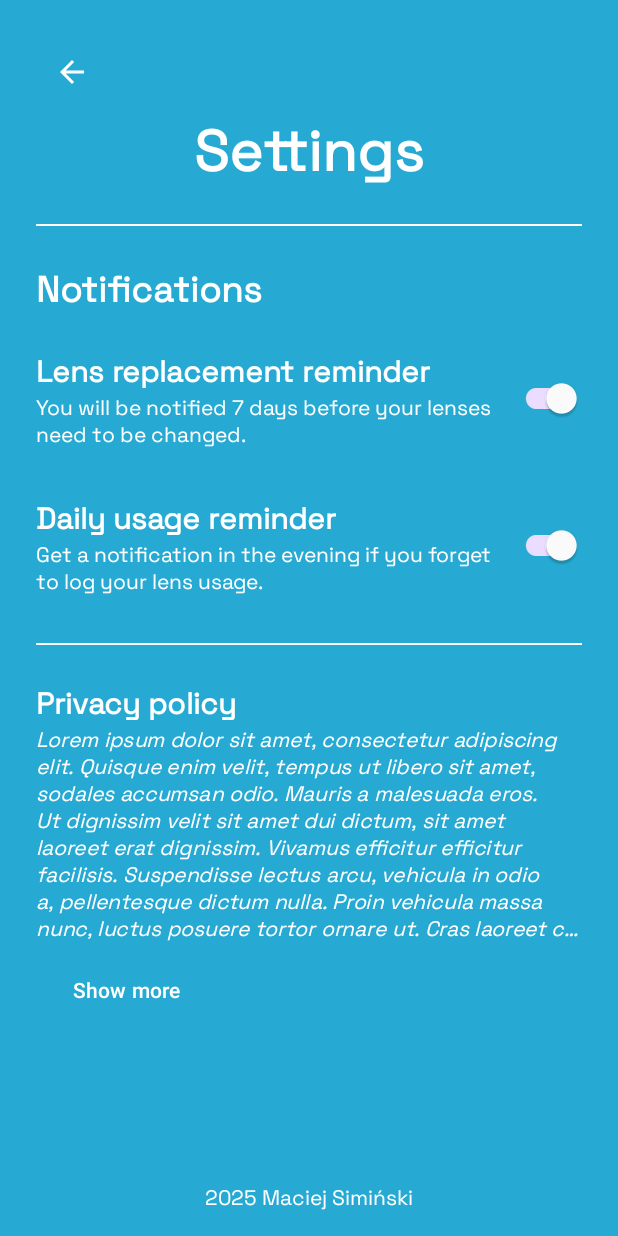
After one commit to maciek123654/ContactLenses, an Android app: the SettingsActivity screen opened directly, with no data from a screen before it, on a phone screen of 412 x 824 dp. The commit adds this screen. Run offline under Robolectric (Android 15) with nearby library versions, the phone set to English and light mode, and no system bars.

Commit message:
added settings screen

```diff
--- a/app/src/main/AndroidManifest.xml
+++ b/app/src/main/AndroidManifest.xml
@@ -22,6 +22,9 @@
             </intent-filter>
         </activity>
 
+        <activity android:name=".ui.menu.SettingsActivity" android:theme="@style/Theme.ContactLenses"/>
+
+
     </application>
 
 </manifest>
--- a/app/src/main/java/com/eit/contactlenses/ui/main/MainActivity.kt
+++ b/app/src/main/java/com/eit/contactlenses/ui/main/MainActivity.kt
@@ -1,9 +1,11 @@
 package com.eit.contactlenses.ui.main
 
+import com.eit.contactlenses.util.AnimationUtils
 import DataStoreManager
 import android.Manifest
 import android.annotation.SuppressLint
 import android.app.AlertDialog
+import android.content.Intent
 import android.content.SharedPreferences
 import android.content.pm.PackageManager
 import android.graphics.Color
@@ -19,11 +21,13 @@ import androidx.lifecycle.lifecycleScope
 import com.eit.contactlenses.R
 import com.eit.contactlenses.ui.calendar.CalendarManager
 import com.eit.contactlenses.ui.calendar.CalendarSwipeListener
+import com.eit.contactlenses.ui.menu.SettingsActivity
 import com.eit.contactlenses.util.NotificationUtils
 import kotlinx.coroutines.flow.collectLatest
 import kotlinx.coroutines.launch
 import java.text.SimpleDateFormat
 import java.util.*
+
 
 class MainActivity : AppCompatActivity() {
 
@@ -63,6 +67,13 @@ class MainActivity : AppCompatActivity() {
         calendarManager = CalendarManager(this, calendarGrid, monthTextView, dataStoreManager, lifecycleScope)
 
         calendarGrid.setOnTouchListener(CalendarSwipeListener(this, calendarManager))
+
+        val settingsButton: ImageButton = findViewById(R.id.settingsButton)
+        settingsButton.setOnClickListener{
+            AnimationUtils.rotateAndNavigate(settingsButton) {
+                startActivity(Intent(this, SettingsActivity::class.java))
+            }
+        }
 
         // Ustawienie wartości z pamięci
         maxDays = sharedPreferences.getInt("maxDays", 0)
@@ -112,7 +123,6 @@ class MainActivity : AppCompatActivity() {
         }
 
         val titleView = TextView(this).apply {
-            //text = LanguageHelper.getString(this@MainActivity, "choose_days")
             text = getString(R.string.choose_days_en)
             setPadding(40, 20, 40, 20)
             textSize = 20f
@@ -199,7 +209,6 @@ class MainActivity : AppCompatActivity() {
 
     private fun showLimitReachedDialog() {
         val titleView = TextView(this).apply {
-            //text = LanguageHelper.getString(this@MainActivity, "limit_reached")
             text = getString(R.string.limit_reached_en)
             setPadding(40, 20, 40, 20)
             textSize = 20f
@@ -207,7 +216,6 @@ class MainActivity : AppCompatActivity() {
         }
 
         val messageView = TextView(this).apply {
-            //text = LanguageHelper.getString(this@MainActivity, "limit_reached_message").format(maxDays)
             text = getString(R.string.limit_reached_message_en)
             setPadding(40, 20, 40, 20)
             textSize = 16f
--- /dev/null
+++ b/app/src/main/java/com/eit/contactlenses/ui/menu/SettingsActivity.kt
@@ -0,0 +1,51 @@
+package com.eit.contactlenses.ui.menu
+
+import android.content.Intent
+import android.graphics.Color
+import com.eit.contactlenses.R
+import android.os.Bundle
+import android.view.View
+import android.widget.Button
+import android.widget.ImageButton
+import android.widget.TextView
+import androidx.appcompat.app.AppCompatActivity
+import androidx.appcompat.app.AppCompatDelegate
+import com.eit.contactlenses.ui.main.MainActivity
+
+class SettingsActivity : AppCompatActivity() {
+    override fun onCreate(savedInstanceState: Bundle?){
+        AppCompatDelegate.setDefaultNightMode(AppCompatDelegate.MODE_NIGHT_NO)
+        super.onCreate(savedInstanceState)
+        setContentView(R.layout.activity_settings)
+
+        val backButton: ImageButton = findViewById(R.id.backButton)
+        backButton.setOnClickListener{
+            onBackPressedMy(it)
+        }
+
+        val expandCollapseButton: Button = findViewById(R.id.expandCollapseButton)
+        expandCollapseButton.setOnClickListener{
+            expandPrivacyPolicy(it)
+        }
+    }
+
+    fun onBackPressedMy(view: View) {
+        val intent = Intent(this, MainActivity::class.java)
+        startActivity(intent)
+        finish() // Zakończ aktywność
+    }
+
+    fun expandPrivacyPolicy(view: View){
+        val privacyPolicyText: TextView = findViewById(R.id.privacyPolicyText)
+        val button: Button = findViewById(R.id.expandCollapseButton)
+
+        if (privacyPolicyText.maxLines == 9){
+            privacyPolicyText.maxLines = Int.MAX_VALUE
+            button.text = getString(R.string.privacy_less_en)
+        } else {
+            privacyPolicyText.maxLines = 9
+            button.text = getString(R.string.privacy_more_en)
+        }
+    }
+
+}
--- /dev/null
+++ b/app/src/main/java/com/eit/contactlenses/util/AnimationUtils.kt
@@ -0,0 +1,22 @@
+package com.eit.contactlenses.util
+
+import android.animation.ObjectAnimator
+import android.content.Context
+import android.content.Intent
+import android.view.View
+import android.view.animation.LinearInterpolator
+import androidx.core.animation.doOnEnd
+
+object AnimationUtils {
+/*
+Animacja ikony ustawień i przejście do ekranu ustawień 0.3 sekundy po kliknięciu
+*/
+    fun rotateAndNavigate(view: View, duration: Long = 300, onEnd: () -> Unit){
+        val rotate = ObjectAnimator.ofFloat(view, "rotation", 0f, 360f).apply{
+            this.duration = duration
+            interpolator = LinearInterpolator()
+            doOnEnd { onEnd() }
+        }
+    rotate.start()
+    }
+}
--- /dev/null
+++ b/app/src/main/res/color/switch_thumb_color.xml
@@ -0,0 +1,5 @@
+<?xml version="1.0" encoding="utf-8"?>
+<selector xmlns:android="http://schemas.android.com/apk/res/android">
+    <item android:color="#FFFFFF" android:state_checked="true"/>
+    <item android:color="#CCCCCC" android:state_checked="false"/>
+</selector>
--- /dev/null
+++ b/app/src/main/res/drawable/baseline_arrow_back_24.xml
@@ -0,0 +1,5 @@
+<vector xmlns:android="http://schemas.android.com/apk/res/android" android:autoMirrored="true" android:height="24dp" android:tint="#FFFFFF" android:viewportHeight="24" android:viewportWidth="24" android:width="24dp">
+
+    <path android:fillColor="@android:color/white" android:pathData="M20,11H7.83l5.59,-5.59L12,4l-8,8 8,8 1.41,-1.41L7.83,13H20v-2z"/>
+
+</vector>
--- /dev/null
+++ b/app/src/main/res/drawable/baseline_settings_24.xml
@@ -0,0 +1,5 @@
+<vector xmlns:android="http://schemas.android.com/apk/res/android" android:height="24dp" android:tint="#FFFFFF" android:viewportHeight="24" android:viewportWidth="24" android:width="24dp">
+
+    <path android:fillColor="@android:color/white" android:pathData="M19.14,12.94c0.04,-0.3 0.06,-0.61 0.06,-0.94c0,-0.32 -0.02,-0.64 -0.07,-0.94l2.03,-1.58c0.18,-0.14 0.23,-0.41 0.12,-0.61l-1.92,-3.32c-0.12,-0.22 -0.37,-0.29 -0.59,-0.22l-2.39,0.96c-0.5,-0.38 -1.03,-0.7 -1.62,-0.94L14.4,2.81c-0.04,-0.24 -0.24,-0.41 -0.48,-0.41h-3.84c-0.24,0 -0.43,0.17 -0.47,0.41L9.25,5.35C8.66,5.59 8.12,5.92 7.63,6.29L5.24,5.33c-0.22,-0.08 -0.47,0 -0.59,0.22L2.74,8.87C2.62,9.08 2.66,9.34 2.86,9.48l2.03,1.58C4.84,11.36 4.8,11.69 4.8,12s0.02,0.64 0.07,0.94l-2.03,1.58c-0.18,0.14 -0.23,0.41 -0.12,0.61l1.92,3.32c0.12,0.22 0.37,0.29 0.59,0.22l2.39,-0.96c0.5,0.38 1.03,0.7 1.62,0.94l0.36,2.54c0.05,0.24 0.24,0.41 0.48,0.41h3.84c0.24,0 0.44,-0.17 0.47,-0.41l0.36,-2.54c0.59,-0.24 1.13,-0.56 1.62,-0.94l2.39,0.96c0.22,0.08 0.47,0 0.59,-0.22l1.92,-3.32c0.12,-0.22 0.07,-0.47 -0.12,-0.61L19.14,12.94zM12,15.6c-1.98,0 -3.6,-1.62 -3.6,-3.6s1.62,-3.6 3.6,-3.6s3.6,1.62 3.6,3.6S13.98,15.6 12,15.6z"/>
+
+</vector>
--- a/app/src/main/res/layout/activity_main.xml
+++ b/app/src/main/res/layout/activity_main.xml
@@ -7,6 +7,17 @@
     android:layout_height="match_parent"
     tools:context=".ui.main.MainActivity"
     android:background="#26AAD3">
+
+    <ImageButton
+        android:id="@+id/settingsButton"
+        android:layout_width="48dp"
+        android:layout_height="48dp"
+        android:layout_margin="16dp"
+        android:background="@android:color/transparent"
+        android:contentDescription="@string/settings_desc_en"
+        android:src="@drawable/baseline_settings_24"
+        app:layout_constraintTop_toTopOf="parent"
+        app:layout_constraintEnd_toEndOf="parent" />
 
     <LinearLayout
         android:layout_width="match_parent"
@@ -20,9 +31,9 @@
             android:layout_width="wrap_content"
             android:layout_height="wrap_content"
             android:layout_gravity="center"
-            android:layout_marginTop="20dp"
+            android:layout_marginTop="40dp"
             android:fontFamily="@font/space_grotesk"
-            android:text="@string/appTitle"
+            android:text="@string/app_name_en"
             android:textColor="@color/white"
             android:textSize="38sp"
             android:textStyle="bold" />
--- /dev/null
+++ b/app/src/main/res/layout/activity_settings.xml
@@ -0,0 +1,200 @@
+<?xml version="1.0" encoding="utf-8"?>
+<androidx.constraintlayout.widget.ConstraintLayout
+    xmlns:android="http://schemas.android.com/apk/res/android"
+    xmlns:app="http://schemas.android.com/apk/res-auto"
+    android:layout_width="match_parent"
+    android:layout_height="match_parent"
+    android:background="#26AAD3">
+
+    <ScrollView
+        android:id="@+id/scrollableContent"
+        android:layout_width="0dp"
+        android:layout_height="0dp"
+        android:fillViewport="true"
+        app:layout_constraintTop_toTopOf="parent"
+        app:layout_constraintBottom_toTopOf="@+id/footer"
+        app:layout_constraintStart_toStartOf="parent"
+        app:layout_constraintEnd_toEndOf="parent">
+
+        <LinearLayout
+            android:layout_width="match_parent"
+            android:layout_height="wrap_content"
+            android:orientation="vertical"
+            android:padding="24dp">
+
+            <ImageButton
+                android:id="@+id/backButton"
+                android:layout_width="48dp"
+                android:layout_height="48dp"
+                android:background="@android:color/transparent"
+                android:contentDescription="@string/back_desc_en"
+                android:src="@drawable/baseline_arrow_back_24" />
+
+            <TextView
+                android:layout_width="wrap_content"
+                android:layout_height="wrap_content"
+                android:text="@string/settings_en"
+                android:textSize="38sp"
+                android:textStyle="bold"
+                android:layout_gravity="center"
+                android:textColor="@color/white"
+                android:fontFamily="@font/space_grotesk" />
+
+            <View
+                android:layout_width="match_parent"
+                android:layout_height="1dp"
+                android:background="@color/white"
+                android:layout_marginVertical="24dp"/>
+
+            <TextView
+                android:layout_width="wrap_content"
+                android:layout_height="wrap_content"
+                android:text="@string/settings_notify_h_en"
+                android:textSize="24sp"
+                android:textStyle="bold"
+                android:textColor="@color/white"
+                android:fontFamily="@font/space_grotesk"/>
+
+            <LinearLayout
+                android:layout_width="match_parent"
+                android:layout_height="wrap_content"
+                android:orientation="horizontal"
+                android:gravity="center_vertical"
+                android:layout_marginTop="16dp"
+                android:paddingVertical="8dp">
+
+                <LinearLayout
+                    android:layout_width="0dp"
+                    android:layout_height="wrap_content"
+                    android:layout_weight="1"
+                    android:orientation="vertical">
+
+                    <TextView
+                        android:layout_width="wrap_content"
+                        android:layout_height="wrap_content"
+                        android:text="@string/notify_1_text_en"
+                        android:textSize="20sp"
+                        android:textColor="@color/white"
+                        android:textStyle="bold"
+                        android:fontFamily="@font/space_grotesk"/>
+
+                    <TextView
+                        android:layout_width="wrap_content"
+                        android:layout_height="wrap_content"
+                        android:text="@string/notify_1_desc_en"
+                        android:textSize="14sp"
+                        android:textColor="@color/white"
+                        android:fontFamily="@font/space_grotesk"/>
+                </LinearLayout>
+
+                <androidx.appcompat.widget.SwitchCompat
+                    android:id="@+id/switch_lens_reminder"
+                    android:layout_width="wrap_content"
+                    android:layout_height="wrap_content"
+                    android:checked="true"
+                    android:text=""
+                    app:thumbTint="@color/switch_thumb_color"
+                    android:layout_marginStart="8dp"/>
+            </LinearLayout>
+
+            <LinearLayout
+                android:layout_width="match_parent"
+                android:layout_height="wrap_content"
+                android:orientation="horizontal"
+                android:gravity="center_vertical"
+                android:layout_marginTop="16dp"
+                android:paddingVertical="8dp">
+
+                <LinearLayout
+                    android:layout_width="0dp"
+                    android:layout_height="wrap_content"
+                    android:layout_weight="1"
+                    android:orientation="vertical">
+
+                    <TextView
+                        android:layout_width="wrap_content"
+                        android:layout_height="wrap_content"
+                        android:text="@string/notify_2_text_en"
+                        android:textSize="20sp"
+                        android:textColor="@color/white"
+                        android:textStyle="bold"
+                        android:fontFamily="@font/space_grotesk"/>
+
+                    <TextView
+                        android:layout_width="wrap_content"
+                        android:layout_height="wrap_content"
+                        android:text="@string/notify_2_desc_en"
+                        android:textSize="14sp"
+                        android:textColor="@color/white"
+                        android:fontFamily="@font/space_grotesk"/>
+                </LinearLayout>
+
+                <androidx.appcompat.widget.SwitchCompat
+                    android:id="@+id/switch_daily_reminder"
+                    android:layout_width="wrap_content"
+                    android:layout_height="wrap_content"
+                    android:checked="true"
+                    android:text=""
+                    app:thumbTint="@color/switch_thumb_color"
+                    android:layout_marginStart="8dp"/>
+            </LinearLayout>
+
+            <View
+                android:layout_width="match_parent"
+                android:layout_height="1dp"
+                android:background="@color/white"
+                android:layout_marginVertical="24dp"/>
+
+            <TextView
+                android:layout_width="wrap_content"
+                android:layout_height="wrap_content"
+                android:text="@string/privacy_h_en"
+                android:textSize="20sp"
+                android:textStyle="bold"
+                android:textColor="@color/white"
+                android:fontFamily="@font/space_grotesk"/>
+
+            <TextView
+                android:id="@+id/privacyPolicyText"
+                android:layout_width="wrap_content"
+                android:layout_height="wrap_content"
+                android:text="@string/privacy_politycy_en"
+                android:textSize="14sp"
+                android:textColor="@color/white"
+                android:textStyle="italic"
+                android:fontFamily="@font/space_grotesk"
+                android:maxLines="8"
+                android:ellipsize="end"/>
+
+            <Button
+                android:id="@+id/expandCollapseButton"
+                android:layout_width="wrap_content"
+                android:layout_height="wrap_content"
+                android:text="@string/privacy_more_en"
+                android:textColor="@color/white"
+                android:background="@android:color/transparent"
+                android:layout_marginTop="8dp"/>
+        </LinearLayout>
+    </ScrollView>
+
+    <LinearLayout
+        android:id="@+id/footer"
+        android:layout_width="0dp"
+        android:layout_height="wrap_content"
+        android:orientation="horizontal"
+        android:gravity="center"
+        android:padding="16dp"
+        app:layout_constraintBottom_toBottomOf="parent"
+        app:layout_constraintStart_toStartOf="parent"
+        app:layout_constraintEnd_toEndOf="parent">
+
+        <TextView
+            android:layout_width="wrap_content"
+            android:layout_height="wrap_content"
+            android:text="@string/footer_1_en"
+            android:textColor="@color/white"
+            android:textSize="14sp"
+            android:fontFamily="@font/space_grotesk"/>
+    </LinearLayout>
+
+</androidx.constraintlayout.widget.ConstraintLayout>
--- a/app/src/main/res/layout/activity_splash.xml
+++ /dev/null
@@ -1,7 +0,0 @@
-<?xml version="1.0" encoding="utf-8"?>
-<androidx.constraintlayout.widget.ConstraintLayout xmlns:android="http://schemas.android.com/apk/res/android"
-    android:layout_width="match_parent"
-    android:layout_height="match_parent"
-    android:background="@color/bakckground">
-
-</androidx.constraintlayout.widget.ConstraintLayout>
--- a/app/src/main/res/values/strings.xml
+++ b/app/src/main/res/values/strings.xml
@@ -11,4 +11,23 @@
     <string name="limit_reached_en">Limit reached</string>
     <string name="limit_reached_message_en">You have reached the maximum number of days: %1$d</string>
     <string name="cancel_en">Cancel</string>
+    <string name="settings_en">Settings</string>
+    <string name="settings_notify_h_en">Notifications</string>
+    <string name="notify_1_text_en">Lens replacement reminder</string>
+    <string name="notify_1_desc_en">You will be notified 7 days before your lenses need to be changed.</string>
+    <string name="notify_2_text_en">Daily usage reminder</string>
+    <string name="notify_2_desc_en">Get a notification in the evening if you forget to log your lens usage.</string>
+    <string name="privacy_h_en">Privacy policy</string>
+    <string name="privacy_more_en">Show more</string>
+    <string name="privacy_less_en">Show less</string>
+    <string name="footer_1_en">2025 Maciej Simiński</string>
+
+    <string name="settings_desc_en">Settings button</string>
+    <string name="back_desc_en">Back to main view button</string>
+
+    <string name="privacy_politycy_en">Lorem ipsum dolor sit amet, consectetur adipiscing elit. Quisque enim velit, tempus ut libero sit amet, sodales accumsan odio. Mauris a malesuada eros. Ut dignissim velit sit amet dui dictum, sit amet laoreet erat dignissim. Vivamus efficitur efficitur facilisis. Suspendisse lectus arcu, vehicula in odio a, pellentesque dictum nulla. Proin vehicula massa nunc, luctus posuere tortor ornare ut. Cras laoreet convallis tristique. Donec luctus elit gravida eleifend pharetra. Curabitur non lorem imperdiet, scelerisque turpis eget, blandit tellus. Nullam in orci faucibus, sodales purus eu, lobortis velit. Integer vulputate at enim at pharetra.
+    Proin et eros erat. Quisque quis odio in diam lacinia auctor. Donec ut mollis massa. Aenean sagittis sapien ut arcu bibendum interdum. Vivamus et consequat nibh. Fusce nec eros ex. Integer quis iaculis nunc, ac cursus nibh. Phasellus enim diam, vehicula nec efficitur quis, dictum non diam. Maecenas porta porttitor enim. Suspendisse lobortis quam sit amet imperdiet aliquet. Orci varius natoque penatibus et magnis dis parturient montes, nascetur ridiculus mus. Etiam pharetra dolor at neque dapibus bibendum. Aenean tincidunt tortor suscipit, commodo nisl at, rhoncus nulla. Sed vitae nisi ipsum. Fusce malesuada laoreet fermentum.
+    Ut lobortis justo ac eros lacinia, eget porta orci facilisis. Vivamus elementum urna finibus, laoreet orci vel, viverra ex. Duis in porttitor ex. Morbi erat quam, interdum et euismod a, blandit a dolor. Aenean interdum gravida ante ultrices pulvinar. Integer finibus lacinia justo, eget vestibulum urna elementum gravida. Proin tortor nisi, dapibus sit amet felis sit amet, malesuada congue ipsum. Aliquam bibendum elit at laoreet pharetra. Suspendisse potenti. Mauris mollis scelerisque velit sit amet auctor.
+    Aenean egestas, libero vestibulum viverra iaculis, neque purus elementum erat, at dictum magna nunc eget tortor. Aenean id erat tortor. Sed vel ullamcorper lectus. Donec dignissim nisi nec magna fringilla, in ultrices diam porttitor. Donec sit amet risus vel eros tincidunt venenatis. Suspendisse potenti. Ut sodales lacus eget varius venenatis. Sed fermentum vehicula sapien vitae blandit. Pellentesque tincidunt purus ut ligula vestibulum, ut efficitur erat lacinia. Aliquam a porttitor libero, et pretium velit. In ultricies nibh urna, ut porttitor orci pellentesque ac. Aenean tristique lectus et urna accumsan, faucibus rhoncus massa placerat. Maecenas tincidunt elit et mauris vestibulum tristique. Quisque posuere quam nec pharetra commodo. Nam ornare hendrerit lorem in sagittis.
+    Pellentesque consectetur, nisi rhoncus fringilla dignissim, nulla purus tempus arcu, vitae luctus elit massa sit amet tortor. Integer mollis porttitor dolor, non faucibus libero. Praesent consequat tortor nisi, eu pulvinar nulla eleifend quis. Aenean faucibus nibh arcu, in congue nunc tincidunt sed. Aenean sit amet sollicitudin erat. Curabitur vitae porttitor libero. Duis auctor dignissim laoreet. In hac habitasse platea dictumst. Aliquam eu scelerisque magna. Nullam pellentesque nec nisi efficitur fringilla. Sed eu sollicitudin sapien. Quisque fermentum suscipit placerat. Pellentesque iaculis pulvinar ligula ac aliquet. Donec vitae faucibus massa. Praesent eu consectetur leo.</string>
 </resources>
--- a/app/src/main/res/values/themes.xml
+++ b/app/src/main/res/values/themes.xml
@@ -2,7 +2,12 @@
     <!-- Base application theme. -->
     <style name="Base.Theme.ContactLenses" parent="Theme.Material3.DayNight.NoActionBar">
         <!-- Customize your light theme here. -->
-        <!-- <item name="colorPrimary">@color/my_light_primary</item> -->
+        <item name="colorOnSurface">#FFFFFF</item>
+        <item name="android:statusBarColor">#26AAD3</item>
+        <item name="android:navigationBarColor">#26AAD3</item>
+        <item name="colorControlActivated">#FFFFFF</item>
+        <item name="colorSwitchThumbNormal">#CCCCCC</item>
+        <item name="android:windowLightStatusBar">true</item>
     </style>
 
     <style name="Theme.ContactLenses" parent="Base.Theme.ContactLenses" />
```
